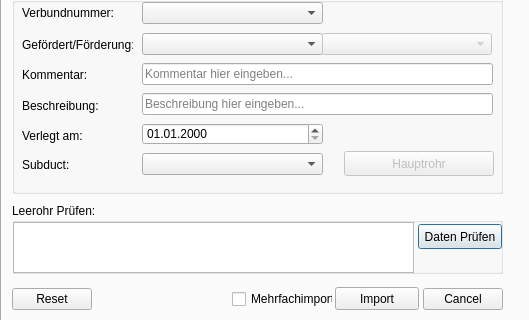
Old version of the form tools/leerrohr_verlegen/leerrohr_verlegen_dialog_base.ui in the repository geoKjack/Toolbox_SiegeleCO; both pictures show x 0 to 529 and y 473 to 793 of the 529 by 793 pixel window.
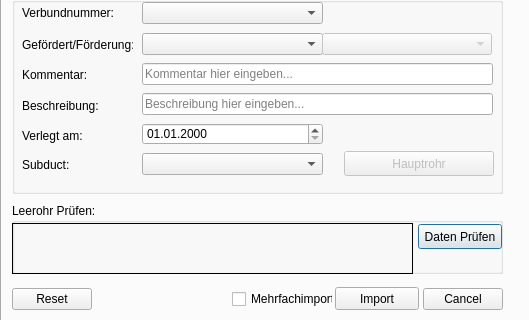
New version of the form. Custom widgets are drawn as their Qt base class.

Commit message: Erweiterung der Routing Logik für Alternativrouten; Zuweisung der Verbundnummer nach Routingauswahl

```diff
--- a/tools/leerrohr_verlegen/leerrohr_verlegen_dialog_base.ui
+++ b/tools/leerrohr_verlegen/leerrohr_verlegen_dialog_base.ui
@@ -64,15 +64,21 @@
        <string>Daten Prüfen</string>
       </property>
      </widget>
-     <widget class="QTextEdit" name="label_Pruefung">
+     <widget class="QLabel" name="label_Status">
       <property name="geometry">
        <rect>
-        <x>1</x>
-        <y>19</y>
+        <x>0</x>
+        <y>20</y>
         <width>401</width>
         <height>51</height>
        </rect>
       </property>
+      <property name="frameShape">
+       <enum>QFrame::Box</enum>
+      </property>
+      <property name="text">
+       <string/>
+      </property>
      </widget>
      <zorder>label_Pruefung</zorder>
      <zorder>pushButton_Datenpruefung</zorder>
```
Left out of the diff: 2 changed lines with no effect on the pictures. The commit also changes 2 other files.
